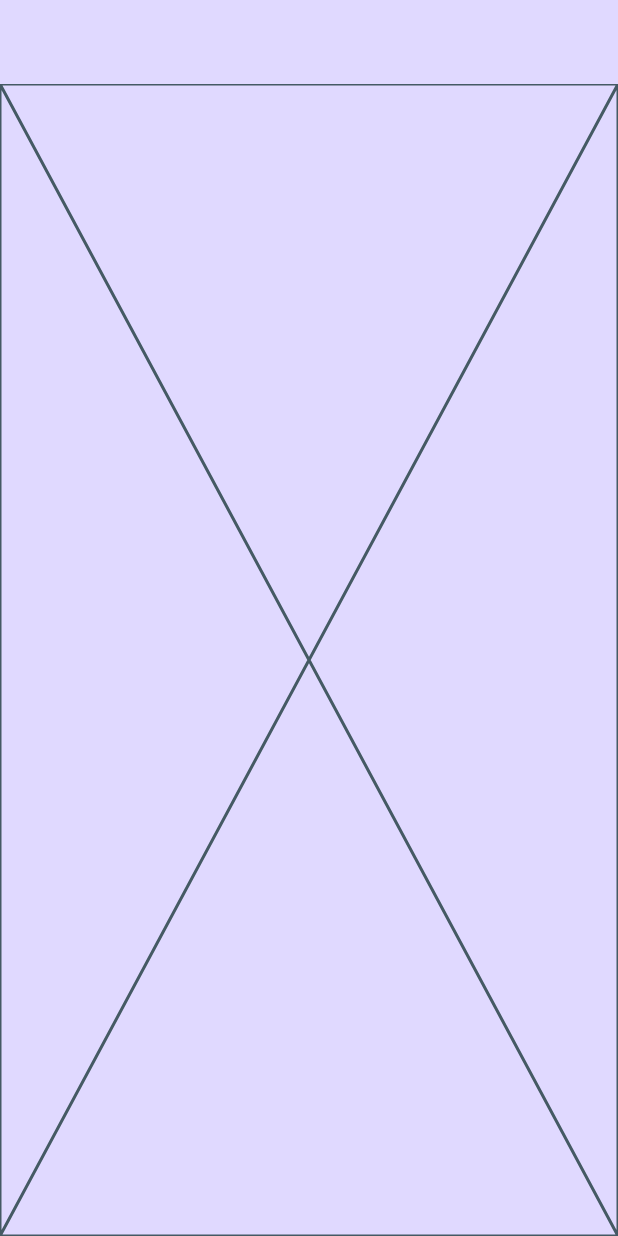
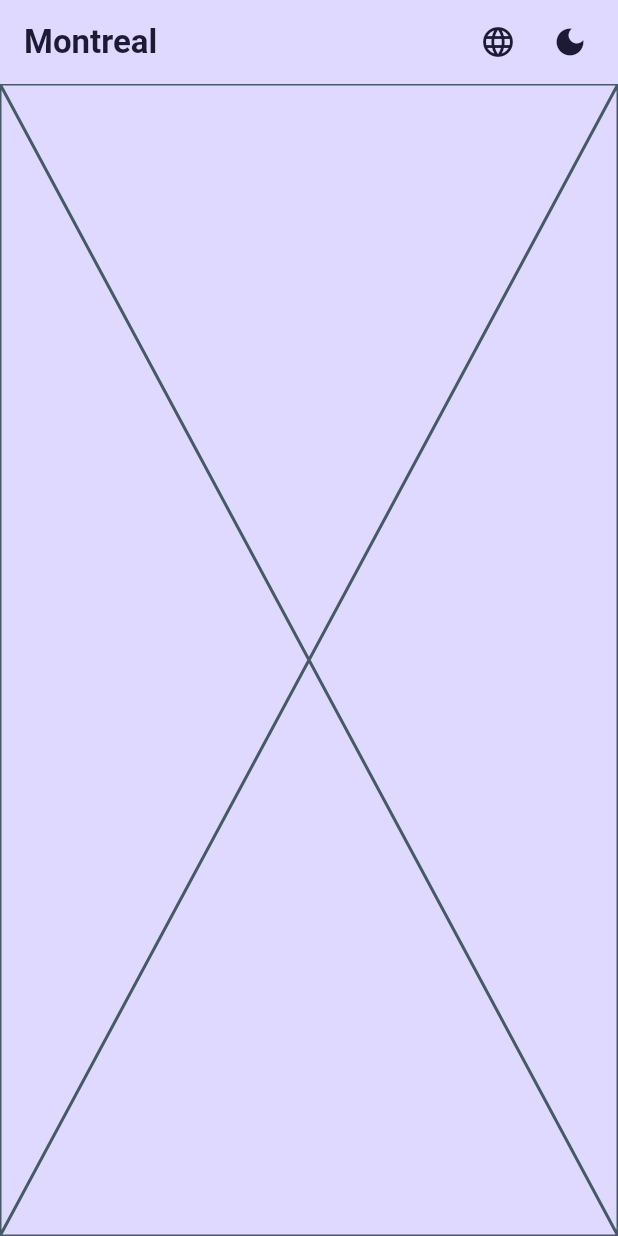
Before and after one commit to oginoino/montreal, a Flutter app: the screen it shows after launch, on a phone screen of 412 x 824 dp. Run offline on Flutter 3.47's test engine with Material 3 defaults, Android fonts, the phone set to English and light mode, and no system bars; our stand-ins replace get_it, go_router, google_fonts; Roboto replaces fonts that are missing (SanFranciscoPro).

Commit message:
feat(localization): add multi-language support and theme toggle
- Add flutter_localizations dependency and locale configuration
- Implement LocaleProvider for language switching
- Update app bar with language selector and theme toggle
- Add supported locales (pt-BR, en-US, es-MX)

```diff
--- a/lib/app/montreal_app.dart
+++ b/lib/app/montreal_app.dart
@@ -5,8 +5,8 @@ class MontrealApp extends StatelessWidget {
 
   @override
   Widget build(BuildContext context) {
-    return Consumer<ThemeProvider>(
-      builder: (context, themeProvider, child) {
+    return Consumer2<ThemeProvider, LocaleProvider>(
+      builder: (context, themeProvider, localeProvider, child) {
         return MaterialApp.router(
           onGenerateTitle: (BuildContext context) => appConstants.appName,
           title: appConstants.appTitle,
@@ -15,6 +15,9 @@ class MontrealApp extends StatelessWidget {
           routeInformationParser: appRouter.routeInformationParser,
           debugShowCheckedModeBanner: false,
           theme: themeProvider.currentTheme,
+          locale: localeProvider.currentLocale,
+          localizationsDelegates: LocaleConfig.localizationDelegates,
+          supportedLocales: LocaleConfig.supportedLocales,
         );
       },
     );
--- /dev/null
+++ b/lib/config/locale_config.dart
@@ -0,0 +1,20 @@
+import '../utils/common_libs.dart';
+
+class LocaleConfig {
+  LocaleConfig._();
+
+  /// Get the app localization delegates
+  static List<LocalizationsDelegate<dynamic>> get localizationDelegates =>
+      const [
+        GlobalMaterialLocalizations.delegate,
+        GlobalWidgetsLocalizations.delegate,
+        GlobalCupertinoLocalizations.delegate,
+      ];
+
+  /// Get the app supported locales
+  static List<Locale> get supportedLocales => const [
+        Locale('pt', 'BR'), // Português do Brasil
+        Locale('en', 'US'), // English
+        Locale('es', 'MX'), // Español de América Latina
+      ];
+}
--- a/lib/providers/register_provider.dart
+++ b/lib/providers/register_provider.dart
@@ -5,7 +5,8 @@ class RegisterProvider {
 
   static List<SingleChildWidget> registerProviders() {
     return [
-      ChangeNotifierProvider(create: (context) => ThemeProvider())
+      ChangeNotifierProvider(create: (context) => ThemeProvider()),
+      ChangeNotifierProvider(create: (context) => LocaleProvider()),
     ];
   }
 }
--- a/lib/utils/common_libs.dart
+++ b/lib/utils/common_libs.dart
@@ -4,6 +4,9 @@ export 'package:flutter/material.dart';
 
 //Cupertino
 export 'package:flutter/cupertino.dart' hide RefreshCallback;
+
+// Localizations
+export 'package:flutter_localizations/flutter_localizations.dart';
 
 // Google Fonts
 export 'package:google_fonts/google_fonts.dart';
@@ -16,6 +19,7 @@ export 'package:provider/provider.dart';
 export 'package:provider/single_child_widget.dart';
 export '../providers/register_provider.dart';
 export '../providers/theme_provider.dart';
+export '../providers/locale_provider.dart';
 
 // App
 export '../app/montreal_app.dart';
@@ -41,6 +45,7 @@ export 'package:montreal/route/router.dart';
 export '../config/bootstrap.dart';
 export '../config/environment.dart';
 export '../config/di.dart';
+export '../config/locale_config.dart';
 
 // CONSTANTS
 // Constants
--- a/pubspec.yaml
+++ b/pubspec.yaml
@@ -38,6 +38,8 @@ dependencies:
   get_it: ^8.0.3
   go_router: ^16.0.0
   provider: ^6.1.5
+  flutter_localizations:
+    sdk: flutter
 
 dev_dependencies:
   flutter_test:
```
Also changed, not shown: lib/providers/locale_provider.dart (added, +26 -0 lines), lib/view/component/app_bar/custom_sliver_app_bar.dart (+66 -1 lines), lib/view/theme/dark_theme.dart (+18 -0 lines), lib/view/theme/light_theme.dart (+18 -0 lines).
